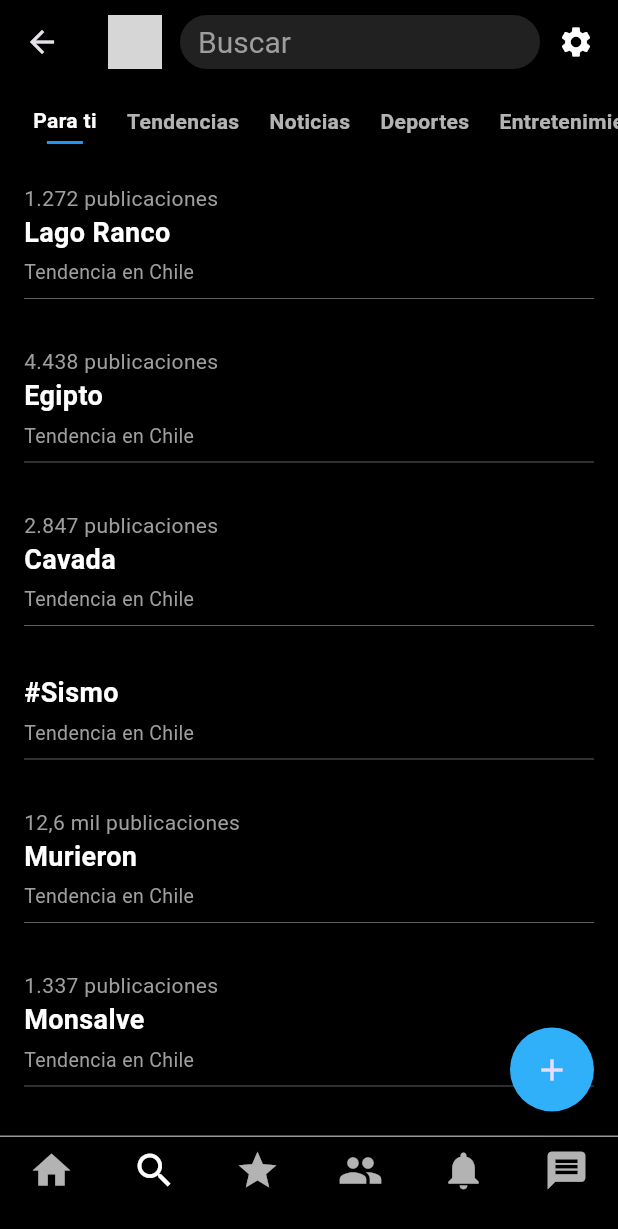
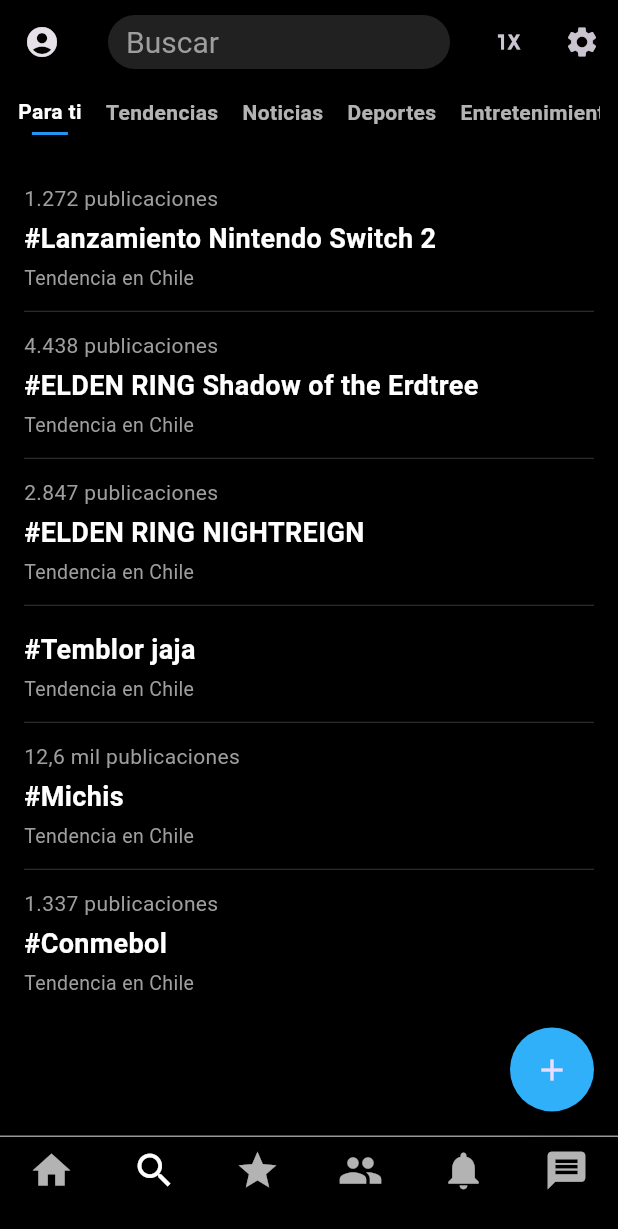
Before and after one commit to Naxoki/td2_comp_movil, a Flutter app: the Menu2Page screen opened by its route, on a phone screen of 412 x 824 dp. Shown: the top 1229 px of the screen. Run offline on Flutter 3.47's test engine with Material 3 defaults, Android fonts, the phone set to English and light mode, and no system bars; network calls fail; grey boxes are pictures that could not be loaded.

Commit message:
creación de nuevos widgets reutilizables y finalización de Menu 2

```diff
--- a/lib/menu2.dart
+++ b/lib/menu2.dart
@@ -1,32 +1,47 @@
 import 'package:flutter/material.dart';
 import 'widgets/base_page.dart';
+import 'widgets/custom_bar_conbuscador.dart';
+import 'widgets/trend_item.dart';
 
 class Menu2Page extends StatelessWidget {
   const Menu2Page({Key? key}) : super(key: key);
+
+  static const List<Map<String, String?>> _trendData = [
+    {'title': '#Lanzamiento Nintendo Switch 2', 'posts': '1.272 publicaciones'},
+    {'title': '#ELDEN RING Shadow of the Erdtree', 'posts': '4.438 publicaciones'},
+    {'title': '#ELDEN RING NIGHTREIGN', 'posts': '2.847 publicaciones'},
+    {'title': '#Temblor jaja', 'posts': null},
+    {'title': '#Michis', 'posts': '12,6 mil publicaciones'},
+    {'title': '#Conmebol', 'posts': '1.337 publicaciones'},
+  ];
 
   @override
   Widget build(BuildContext context) {
     return BasePage(
       currentIndex: 1,
-      appBar: AppBar(
-        backgroundColor: Colors.black,
-        elevation: 0,
-        title: const _TopBar(),
-      ),
+      appBar: customAppBarConBuscador(),
       body: Column(
         crossAxisAlignment: CrossAxisAlignment.start,
         children: [
-          const _TabsBar(),
+          const _TabsRow(),
           Expanded(
-            child: ListView(
-              children: const [
-                TrendItem(title: 'Lago Ranco', posts: '1.272 publicaciones'),
-                TrendItem(title: 'Egipto', posts: '4.438 publicaciones'),
-                TrendItem(title: 'Cavada', posts: '2.847 publicaciones'),
-                TrendItem(title: '#Sismo'),
-                TrendItem(title: 'Murieron', posts: '12,6 mil publicaciones'),
-                TrendItem(title: 'Monsalve', posts: '1.337 publicaciones'),
-              ],
+            child: ListView.builder(
+              padding: const EdgeInsets.only(top: 12, bottom: 24),
+              itemCount: _trendData.length * 2 - 1, // ítems + divisores
+              itemBuilder: (context, index) {
+                if (index.isOdd) {
+                  return const Padding(
+                    padding: EdgeInsets.symmetric(horizontal: 16),
+                    child: Divider(
+                      color: Colors.white24,
+                      thickness: 0.6,
+                      height: 1,
+                    ),
+                  );
+                }
+                final item = _trendData[index ~/ 2];
+                return TrendItem(title: item['title']!, posts: item['posts']);
+              },
             ),
           ),
         ],
@@ -35,44 +50,13 @@
   }
 }
 
-class _TopBar extends StatelessWidget {
-  const _TopBar({Key? key}) : super(key: key);
-
-  @override
-  Widget build(BuildContext context) {
-    return Row(
-      children: [
-        const CircleAvatar(
-          radius: 18,
-          backgroundImage: AssetImage('assets/profile.jpg'),
-        ),
-        const SizedBox(width: 12),
-        Expanded(
-          child: Container(
-            height: 36,
-            padding: const EdgeInsets.symmetric(horizontal: 12),
-            decoration: BoxDecoration(
-              color: Colors.grey[900],
-              borderRadius: BorderRadius.circular(24),
-            ),
-            alignment: Alignment.centerLeft,
-            child: const Text('Buscar', style: TextStyle(color: Colors.grey)),
-          ),
-        ),
-        const SizedBox(width: 12),
-        const Icon(Icons.settings, color: Colors.white),
-      ],
-    );
-  }
-}
-
-class _TabsBar extends StatelessWidget {
-  const _TabsBar({Key? key}) : super(key: key);
+class _TabsRow extends StatelessWidget {
+  const _TabsRow({Key? key}) : super(key: key);
 
   @override
   Widget build(BuildContext context) {
     return const Padding(
-      padding: EdgeInsets.only(top: 8, left: 12, bottom: 8),
+      padding: EdgeInsets.symmetric(horizontal: 12, vertical: 8),
       child: SingleChildScrollView(
         scrollDirection: Axis.horizontal,
         child: Row(
@@ -98,7 +82,7 @@
   @override
   Widget build(BuildContext context) {
     return Padding(
-      padding: const EdgeInsets.symmetric(horizontal: 10, vertical: 6),
+      padding: const EdgeInsets.only(right: 16),
       child: Column(
         children: [
           Text(
@@ -120,28 +104,3 @@
     );
   }
 }
-
-class TrendItem extends StatelessWidget {
-  final String title;
-  final String? posts;
-
-  const TrendItem({Key? key, required this.title, this.posts}) : super(key: key);
-
-  @override
-  Widget build(BuildContext context) {
-    return Padding(
-      padding: const EdgeInsets.symmetric(horizontal: 16, vertical: 12),
-      child: Column(
-        crossAxisAlignment: CrossAxisAlignment.start,
-        children: [
-          if (posts != null)
-            Text(posts!, style: const TextStyle(color: Colors.grey, fontSize: 14)),
-          Text(title, style: const TextStyle(color: Colors.white, fontSize: 18, fontWeight: FontWeight.bold)),
-          const SizedBox(height: 4),
-          const Text('Tendencia en Chile', style: TextStyle(color: Colors.grey, fontSize: 13)),
-          const Divider(color: Colors.grey, thickness: 0.4),
-        ],
-      ),
-    );
-  }
-}
--- /dev/null
+++ b/lib/widgets/custom_bar_conbuscador.dart
@@ -0,0 +1,41 @@
+import 'package:flutter/material.dart';
+
+PreferredSizeWidget customAppBarConBuscador() {
+  return AppBar(
+    backgroundColor: Colors.black,
+    elevation: 0,
+    title: Container(
+      height: 36,
+      padding: const EdgeInsets.symmetric(horizontal: 12),
+      decoration: BoxDecoration(
+        color: Colors.grey[900],
+        borderRadius: BorderRadius.circular(24),
+      ),
+      alignment: Alignment.centerLeft,
+      child: const Text(
+        'Buscar',
+        style: TextStyle(color: Colors.grey),
+      ),
+    ),
+    leading: IconButton(
+      icon: const Icon(Icons.account_circle),
+      onPressed: () {
+        print('foto de perfil');
+      },
+    ),
+    actions: [
+      IconButton(
+        icon: const Icon(Icons.one_x_mobiledata_sharp),
+        onPressed: () {
+          print('icono de X');
+        },
+      ),
+      IconButton(
+        icon: const Icon(Icons.settings),
+        onPressed: () {
+          print('configuraciones');
+        },
+      ),
+    ],
+  );
+}
--- /dev/null
+++ b/lib/widgets/trend_item.dart
@@ -0,0 +1,45 @@
+import 'package:flutter/material.dart';
+
+class TrendItem extends StatelessWidget {
+  final String title;
+  final String? posts;
+
+  const TrendItem({Key? key, required this.title, this.posts}) : super(key: key);
+
+  @override
+  Widget build(BuildContext context) {
+    return Padding(
+      padding: const EdgeInsets.symmetric(horizontal: 16, vertical: 12),
+      child: Column(
+        crossAxisAlignment: CrossAxisAlignment.start,
+        children: [
+          if (posts != null)
+            Text(
+              posts!,
+              style: const TextStyle(
+                color: Colors.grey,
+                fontSize: 14,
+              ),
+            ),
+          const SizedBox(height: 4),
+          Text(
+            title,
+            style: const TextStyle(
+              color: Colors.white,
+              fontSize: 18,
+              fontWeight: FontWeight.bold,
+            ),
+          ),
+          const SizedBox(height: 4),
+          const Text(
+            'Tendencia en Chile',
+            style: TextStyle(
+              color: Colors.grey,
+              fontSize: 13,
+            ),
+          ),
+        ],
+      ),
+    );
+  }
+}
```
